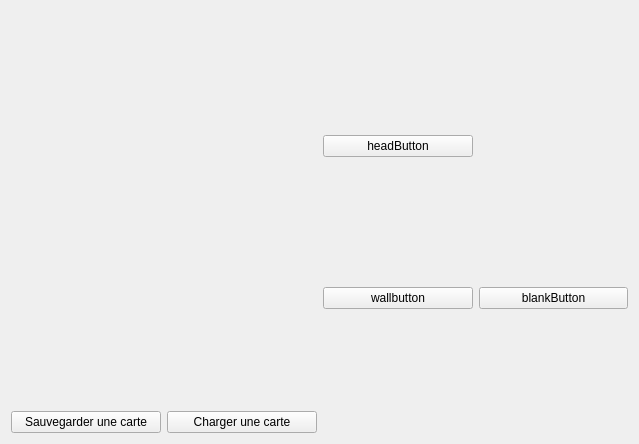
Above: editor-form.ui from loicbourgois/snake2i before the change. Below: the same form after it.
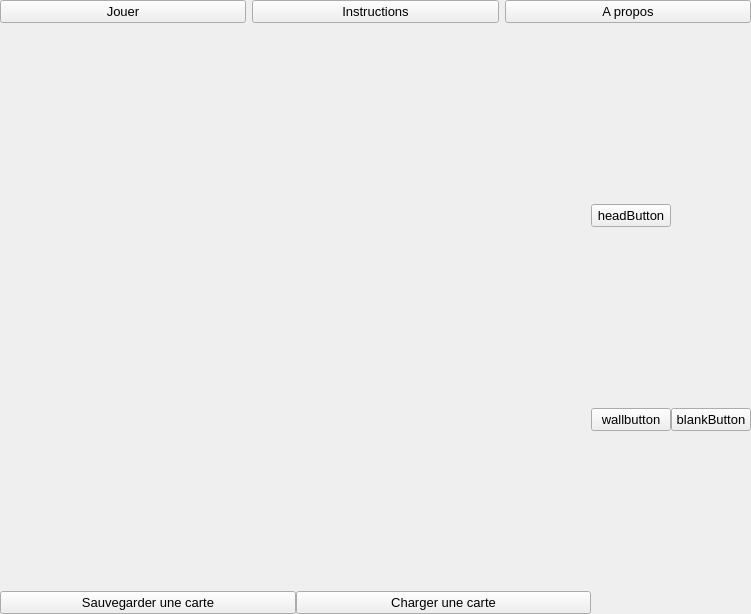
That is the form after the change.

Commit message: Better ui for game form

```diff
--- a/editor-form.ui
+++ b/editor-form.ui
@@ -6,37 +6,109 @@
    <rect>
     <x>0</x>
     <y>0</y>
-    <width>639</width>
-    <height>444</height>
+    <width>751</width>
+    <height>614</height>
    </rect>
   </property>
+  <property name="font">
+   <font>
+    <pointsize>10</pointsize>
+   </font>
+  </property>
   <property name="windowTitle">
    <string>Form</string>
   </property>
-  <layout class="QHBoxLayout" name="horizontalLayout">
-   <item>
+  <layout class="QGridLayout" name="gridLayout_2">
+   <property name="leftMargin">
+    <number>0</number>
+   </property>
+   <property name="topMargin">
+    <number>0</number>
+   </property>
+   <property name="rightMargin">
+    <number>0</number>
+   </property>
+   <property name="bottomMargin">
+    <number>0</number>
+   </property>
+   <property name="spacing">
+    <number>0</number>
+   </property>
+   <item row="1" column="2">
+    <spacer name="verticalSpacer_2">
+     <property name="orientation">
+      <enum>Qt::Vertical</enum>
+     </property>
+     <property name="sizeHint" stdset="0">
+      <size>
+       <width>0</width>
+       <height>0</height>
+      </size>
+     </property>
+    </spacer>
+   </item>
+   <item row="0" column="0" colspan="2">
+    <widget class="QWidget" name="widget" native="true">
+     <layout class="QGridLayout" name="gridLayout_3">
+      <property name="leftMargin">
+       <number>0</number>
+      </property>
+      <property name="topMargin">
+       <number>0</number>
+      </property>
+      <property name="rightMargin">
+       <number>0</number>
+      </property>
+      <property name="bottomMargin">
+       <number>0</number>
+      </property>
+      <item row="0" column="1">
+       <widget class="QPushButton" name="pushButtonInstructions">
+        <property name="text">
+         <string>Instructions</string>
+        </property>
+       </widget>
+      </item>
+      <item row="0" column="0">
+       <widget class="QPushButton" name="pushButtonPlay">
+        <property name="text">
+         <string>Jouer</string>
+        </property>
+       </widget>
+      </item>
+      <item row="0" column="2">
+       <widget class="QPushButton" name="pushButtonAbout">
+        <property name="text">
+         <string>A propos</string>
+        </property>
+       </widget>
+      </item>
+     </layout>
+    </widget>
+   </item>
+   <item row="1" column="0">
     <layout class="QVBoxLayout" name="verticalLayout_2">
      <item>
       <widget class="QWidget" name="widgetView" native="true">
-       <layout class="QGridLayout" name="gridLayout_6"/>
+       <layout class="QGridLayout" name="gridLayout_6">
+        <property name="leftMargin">
+         <number>0</number>
+        </property>
+        <property name="topMargin">
+         <number>0</number>
+        </property>
+        <property name="rightMargin">
+         <number>0</number>
+        </property>
+        <property name="bottomMargin">
+         <number>0</number>
+        </property>
+        <property name="spacing">
+         <number>0</number>
+        </property>
+       </layout>
       </widget>
      </item>
-     <item>
-      <spacer name="verticalSpacer">
-       <property name="orientation">
-        <enum>Qt::Vertical</enum>
-       </property>
-       <property name="sizeType">
-        <enum>QSizePolicy::Maximum</enum>
-       </property>
-       <property name="sizeHint" stdset="0">
-        <size>
-         <width>20</width>
-         <height>40</height>
-        </size>
-       </property>
-      </spacer>
-     </item>
      <item>
       <layout class="QHBoxLayout" name="horizontalLayout_2">
        <item>
@@ -57,7 +129,7 @@
      </item>
     </layout>
    </item>
-   <item>
+   <item row="1" column="1">
     <layout class="QGridLayout" name="gridLayout">
      <item row="1" column="1">
       <widget class="QPushButton" name="blankButton">
@@ -82,6 +154,19 @@
      </item>
     </layout>
    </item>
+   <item row="2" column="0">
+    <spacer name="horizontalSpacer">
+     <property name="orientation">
+      <enum>Qt::Horizontal</enum>
+     </property>
+     <property name="sizeHint" stdset="0">
+      <size>
+       <width>0</width>
+       <height>0</height>
+      </size>
+     </property>
+    </spacer>
+   </item>
   </layout>
  </widget>
  <resources/>
```
The commit also changes 4 other files.
